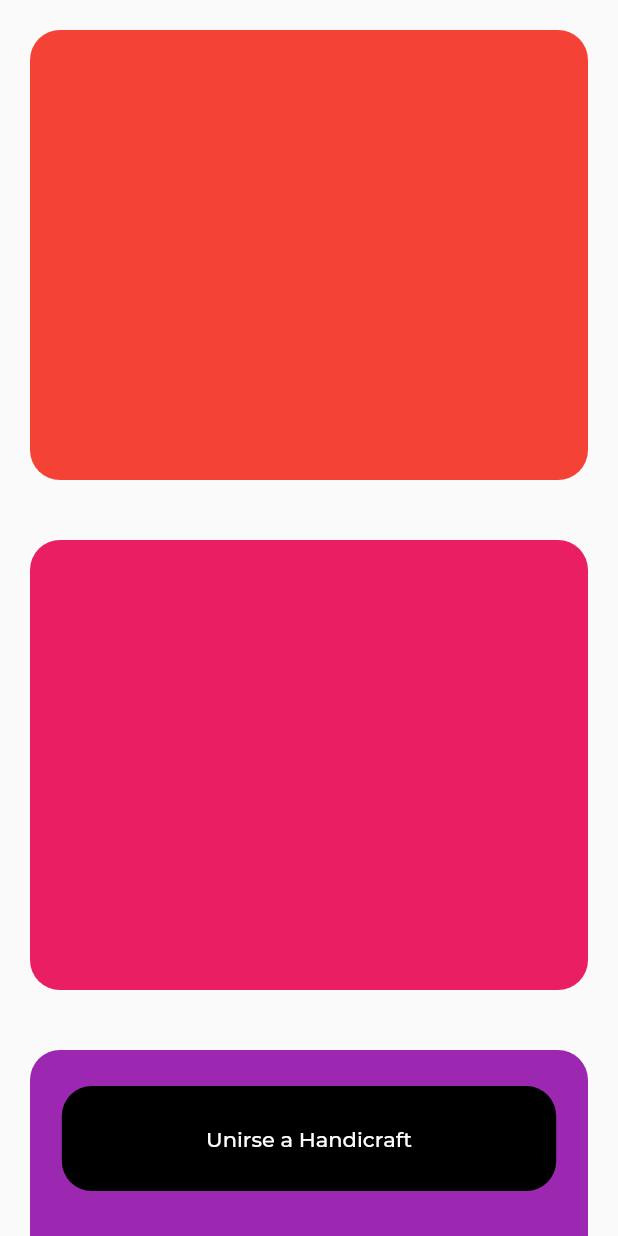
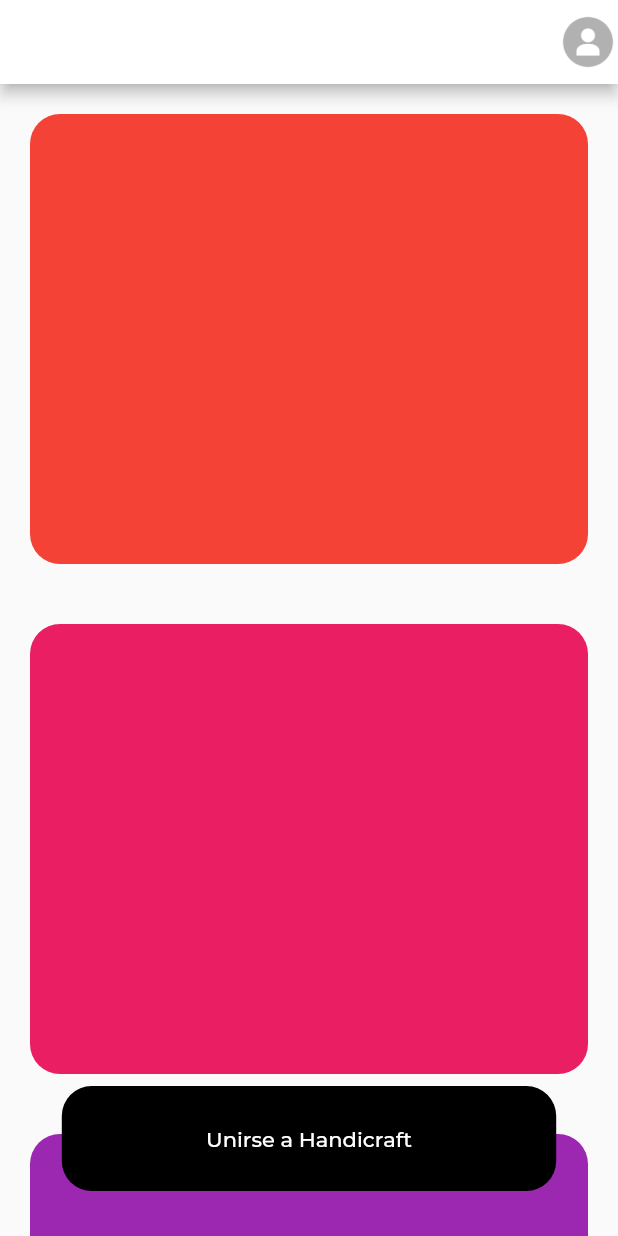
Before and after one commit to agchavez/Handicraft, a Flutter app: the screen it shows after launch, on a phone screen of 412 x 824 dp. Run offline on Flutter 3.47's test engine with Material 2 defaults, Android fonts, the phone set to English and light mode, and no system bars; our stand-ins replace firebase_auth, firebase_core, flutter_secure_storage, google_sign_in; missing offline and left inert: custom_switch_button; accounts and stored records are empty; project files that could hold a hidden picture were left out.

```diff
--- a/lib/pages/home_page.dart
+++ b/lib/pages/home_page.dart
@@ -3,6 +3,7 @@ import 'dart:ui';
 import 'package:flutter/cupertino.dart';
 import 'package:flutter/material.dart';
 import 'package:handicraft_app/provider/google_sign_in.dart';
+import 'package:handicraft_app/provider/storage_service.dart';
 import 'package:provider/provider.dart';
 
 const _cardColor = Color(0xFFFFFF);
@@ -20,12 +21,18 @@ class _MainExpandableNavBarState extends State<MainExpandableNavBar>
   AnimationController _controller;
   bool _expanded = false;
   double _currentHeight = _minHeigth;
+  String uid = "";
 
   @override
   void initState() {
     super.initState();
+
     _controller = AnimationController(
         vsync: this, duration: const Duration(milliseconds: 600));
+  }
+
+  _getuid() async {
+    uid = await StorageService().getValue("uid");
   }
 
   @override
@@ -36,10 +43,33 @@ class _MainExpandableNavBarState extends State<MainExpandableNavBar>
 
   @override
   Widget build(BuildContext context) {
+    _getuid();
     final size = MediaQuery.of(context).size;
-    final menuWidth = size.width * 0.8;
+
     return Scaffold(
-        body: Stack(
+        appBar: AppBar(
+          backgroundColor: Colors.white,
+          actions: [
+            GestureDetector(
+              onTap: () async => {
+                print(uid),
+                if (await StorageService().setValue("", "uid"))
+                  {setState(() {})}
+              },
+              child: CircleAvatar(
+                backgroundColor: Colors.transparent,
+                child: Image(
+                  image: AssetImage("assets/images/unnamed.png"),
+                ),
+              ),
+            )
+          ],
+        ),
+        body: _body(size));
+  }
+
+  Widget _body(size) {
+    return Stack(
       children: [
         ListView.builder(
             padding: const EdgeInsets.only(bottom: _minHeigth),
@@ -55,7 +85,16 @@ class _MainExpandableNavBarState extends State<MainExpandableNavBar>
                 ),
               );
             }),
-        GestureDetector(
+        uid == "" ? createAccountMenu(size) : Center()
+      ],
+    );
+  }
+
+  Widget createNavbar() {}
+
+  Widget createAccountMenu(size) {
+    final menuWidth = size.width * 0.8;
+    return GestureDetector(
         onVerticalDragUpdate: _expanded
             ? (details) {
                 setState(() {
@@ -86,8 +125,7 @@ class _MainExpandableNavBarState extends State<MainExpandableNavBar>
               children: [
                 Positioned(
                   height: lerpDouble(_minHeigth, _currentHeight, value),
-                      left:
-                          lerpDouble(size.width / 2 - menuWidth / 2, 0, value),
+                  left: lerpDouble(size.width / 2 - menuWidth / 2, 0, value),
                   width: lerpDouble(menuWidth, size.width, value),
                   bottom: lerpDouble(30.0, 0.0, value),
                   child: Container(
@@ -109,8 +147,6 @@ class _MainExpandableNavBarState extends State<MainExpandableNavBar>
               ],
             );
           },
-            ))
-      ],
         ));
   }
 
--- a/lib/provider/storage_service.dart
+++ b/lib/provider/storage_service.dart
@@ -7,7 +7,7 @@ class StorageService {
   // Read value
   // String value = await storage.read(key: key);
 
-  Future<dynamic> setValue(String value, String key) async {
+  Future<bool> setValue(String value, String key) async {
     try {
       await storage.write(key: key, value: value);
       return true;
@@ -16,7 +16,7 @@ class StorageService {
     }
   }
 
-  Future<dynamic> getValue(String key) async {
+  Future<String> getValue(String key) async {
     try {
       final value = await storage.read(key: key);
       return value;
@@ -30,7 +30,7 @@ class StorageService {
       await storage.delete(key: key);
       return true;
     } catch (e) {
-      return "";
+      return false;
     }
   }
 }
```
Also changed, not shown: lib/pages/login_page.dart (+10 -4 lines), lib/provider/auth_service.dart (+15 -5 lines). Lines whose indentation alone changed are shown as unchanged.
